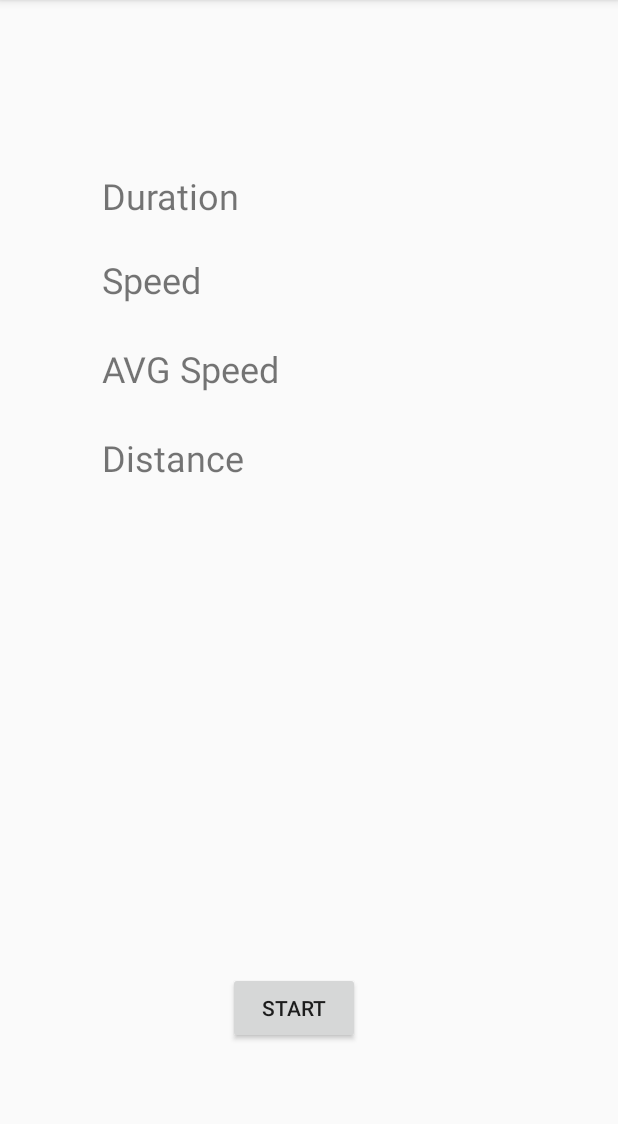
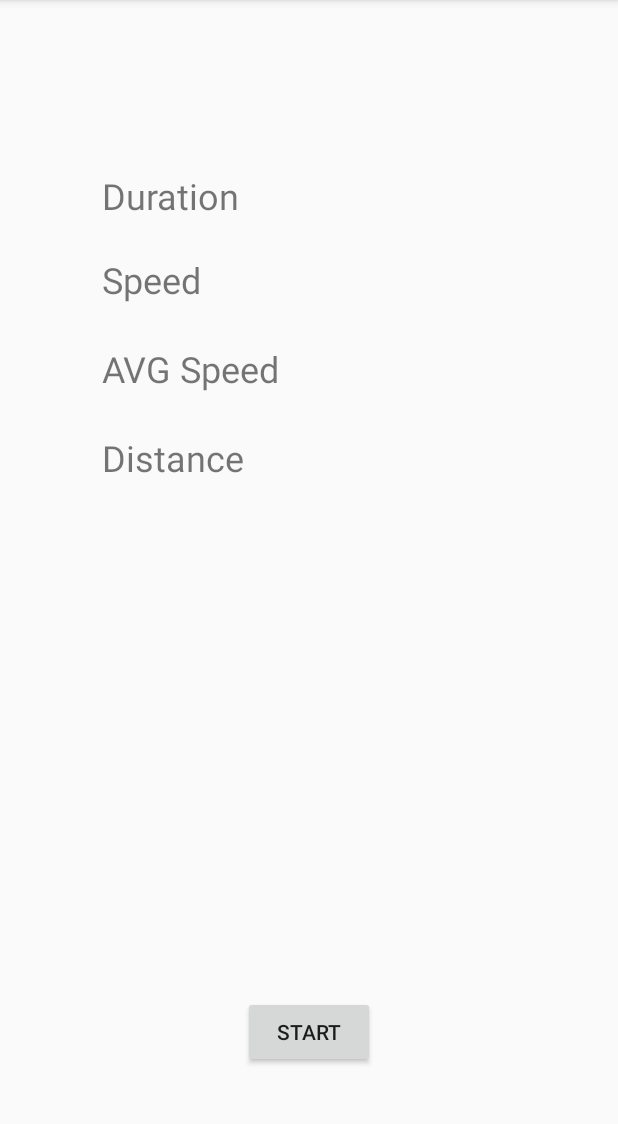
Before and after one commit to Matthieu42/OpenTrack, an Android app: the screen it shows after launch (MainActivity), on a phone screen of 412 x 824 dp, the part 84-1208 px from its top. Run offline under Robolectric (Android 15) with nearby library versions, the phone set to English and light mode, and no system bars.

Commit message:
Bouton centré

```diff
--- a/app/src/main/res/layout/activity_main.xml
+++ b/app/src/main/res/layout/activity_main.xml
@@ -11,13 +11,12 @@
         android:id="@+id/startButton"
         android:layout_width="wrap_content"
         android:layout_height="wrap_content"
-            android:layout_marginEnd="172dp"
+        android:layout_marginBottom="56dp"
         android:onClick="onClick"
         android:text="@string/start"
+        app:layout_constraintBottom_toBottomOf="parent"
         app:layout_constraintEnd_toEndOf="parent"
-            android:layout_marginBottom="72dp" app:layout_constraintBottom_toBottomOf="parent"
-            android:layout_marginStart="8dp" app:layout_constraintStart_toStartOf="parent"
-            app:layout_constraintHorizontal_bias="1.0"/>
+        app:layout_constraintStart_toStartOf="parent" />
 
     <TextView
         android:id="@+id/durationLabel"
```
Lines whose indentation alone changed are shown as unchanged.
